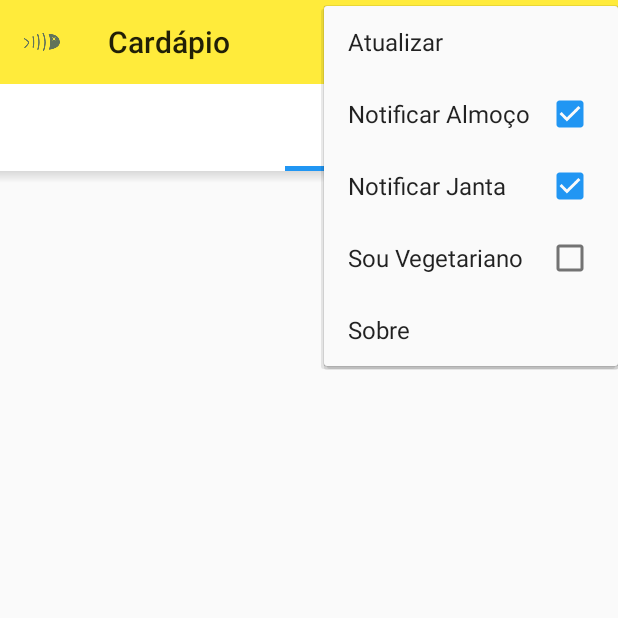
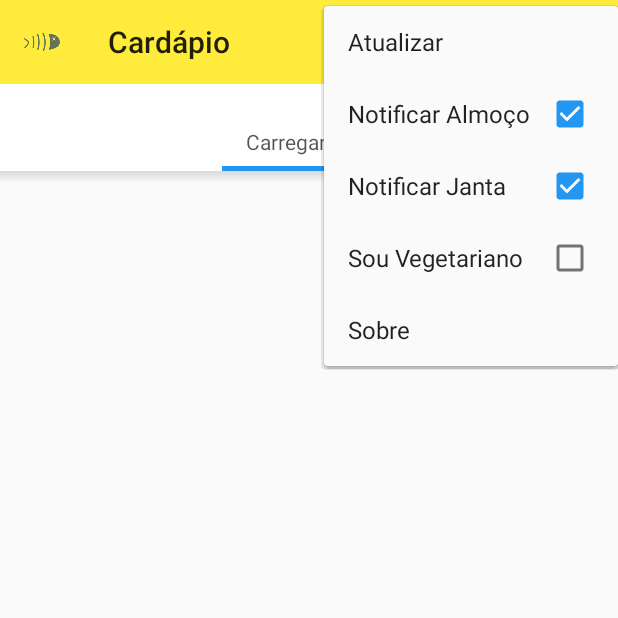
Before and after one commit to samillamacedo/TemPeixeNoRU, an Android app: the screen it shows after launch (MainActivity), after a tap on "Settings", on a phone screen of 412 x 824 dp, the top half of it. Run offline under Robolectric (Android 15) with nearby library versions, the phone set to English and light mode, and no system bars; network calls fail.

Commit message:
Loading message...

```diff
--- a/app/src/main/java/com/samyvan/tempeixenoru/CardapioTabsAdapter.java
+++ b/app/src/main/java/com/samyvan/tempeixenoru/CardapioTabsAdapter.java
@@ -19,18 +19,29 @@ public class CardapioTabsAdapter extends FragmentPagerAdapter {
 
 //    public static String DIAS_SEMANA[] = {"SEGUNDA", "TER", "QUA", "QUI", "SEX"};
     public CacheController cacheController;
+    private JSONArray menus;
 
     public CardapioTabsAdapter (FragmentManager fragmentManager, CacheController cacheController){
         super(fragmentManager);
         this.cacheController = cacheController;
+
+        notifyDataSetChanged();
     }
 
+    @Override
+    public void notifyDataSetChanged() {
+        try {
+            menus = cacheController.getCachedCardapio().getJSONArray("menu");
+        }catch(Exception e){
+            menus = new JSONArray();
+        }
+        super.notifyDataSetChanged();
+    }
 
     @Override
     public  CharSequence getPageTitle(int position){
 
         try {
-            JSONArray menus = cacheController.getCachedCardapio().getJSONArray("menu");
             JSONObject menu = menus.getJSONObject(position);
             String day = menu.getString("day");
             String date = menu.getString("date");
@@ -42,7 +53,7 @@ public class CardapioTabsAdapter extends FragmentPagerAdapter {
             spanstr.append(date);
             return spanstr;
         }catch(Exception exc){
-            return "erro";
+            return "Carregando...";
         }
     }
 
@@ -63,8 +74,11 @@ public class CardapioTabsAdapter extends FragmentPagerAdapter {
     @Override
     public int getCount() {
         try {
-            JSONArray menu = cacheController.getCachedCardapio().getJSONArray("menu");
-            return menu.length();
+            if(menus.length() <= 0)
+                // Return at least 1, so that we have a "loading" title
+                return 1;
+            else
+                return menus.length();
         }catch (Exception exc) {
             return 0;
         }
--- a/app/src/main/java/com/samyvan/tempeixenoru/MainActivity.java
+++ b/app/src/main/java/com/samyvan/tempeixenoru/MainActivity.java
@@ -49,14 +49,13 @@ public class MainActivity extends AppCompatActivity implements CacheController.U
         pageCardapio = (ViewPager) findViewById(R.id.pager_cardapio);
         cardapioAdapter = new CardapioTabsAdapter(getSupportFragmentManager(), cache);
         pageCardapio.setAdapter(cardapioAdapter);
-        cardapioAdapter.notifyDataSetChanged();
 
         tabStrip = (CustomTabStrip) findViewById(R.id.tab_strip);
         tabStrip.setTabIndicatorColor(0x2196F3);
 
         settings = new AppSettings(this);
 
-        FirebaseMessaging.getInstance().subscribeToTopic("teste");
+//        FirebaseMessaging.getInstance().subscribeToTopic("developer");
 //        FloatingActionButton fab = (FloatingActionButton) findViewById(R.id.fab);
 //        fab.setOnClickListener(new View.OnClickListener() {
 //            @Override
```
